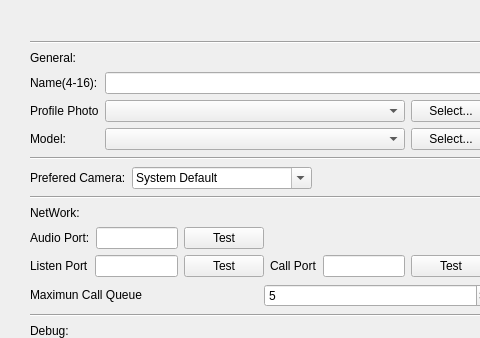
The window that UI/Live2D_chat/Setting.ui (Luke-lujunxian/Live2D_VideoChat) describes before a commit, drawn with Qt 5; both pictures show x 0 to 480 and y 0 to 338 of the 561 by 485 pixel window.
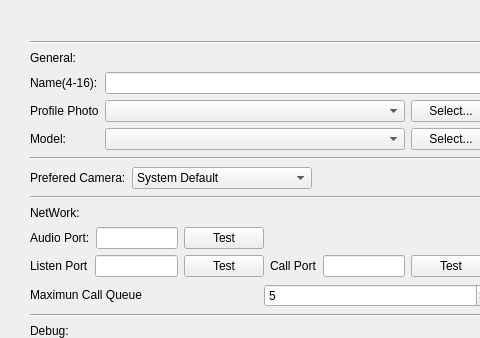
The same window after the commit.

The edit to the form file:
```diff
--- a/UI/Live2D_chat/Setting.ui
+++ b/UI/Live2D_chat/Setting.ui
@@ -234,7 +234,7 @@
          </sizepolicy>
         </property>
         <property name="editable">
-         <bool>true</bool>
+         <bool>false</bool>
         </property>
         <property name="currentText">
          <string notr="true">System Default</string>
```
